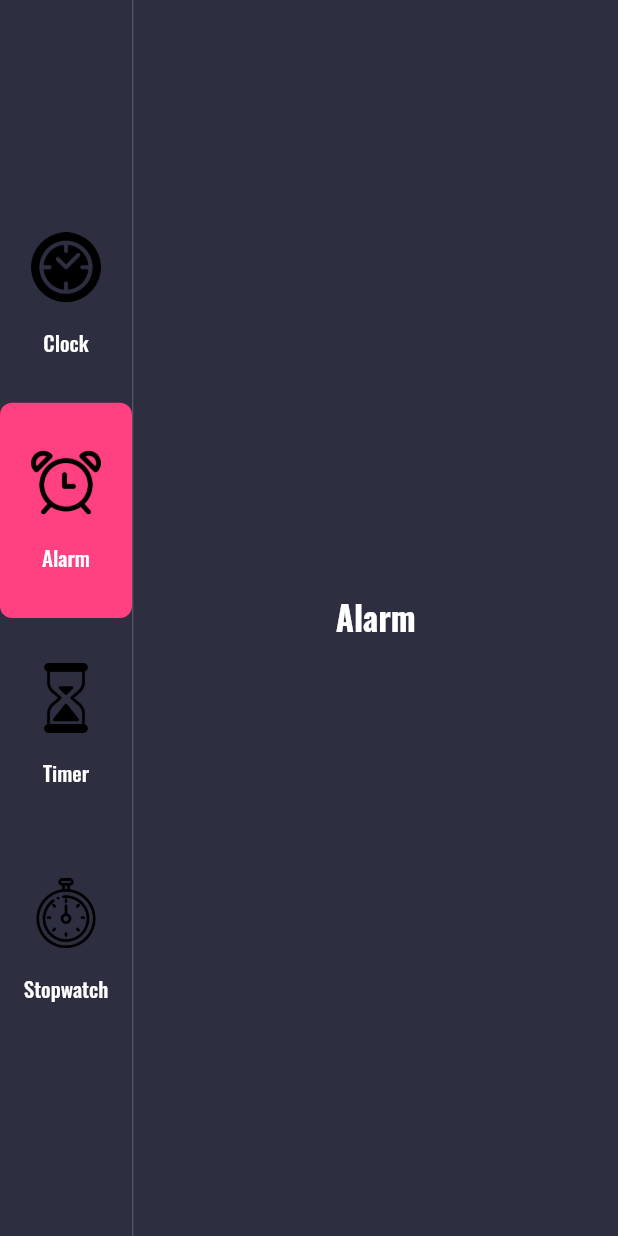
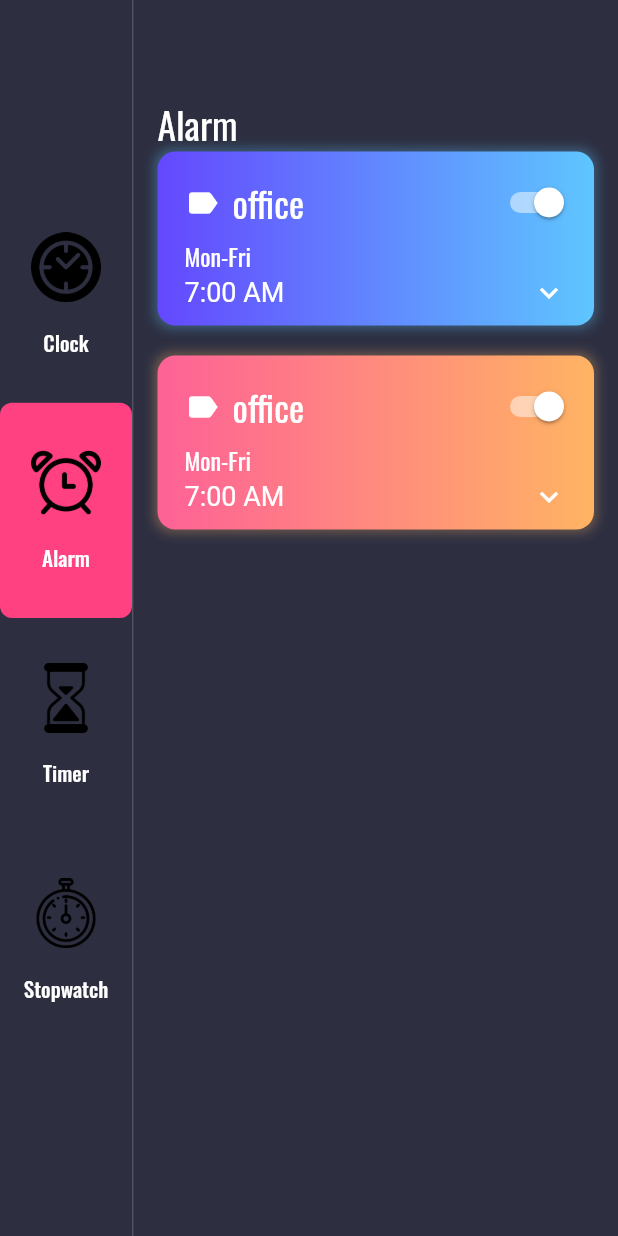
Before and after one commit to savagecarol/clock, a Flutter app: the screen it shows after launch, after a tap on "Alarm", on a phone screen of 412 x 824 dp. Run offline on Flutter 3.47's test engine with Material 2 defaults, Android fonts, the phone set to English and light mode, and no system bars; our stand-ins replace google_fonts; Roboto replaces fonts that are missing (Exo).

Commit message:
alarm model ready

```diff
--- /dev/null
+++ b/lib/enum/alarm_info.dart
@@ -0,0 +1,9 @@
+import 'package:flutter/material.dart';
+
+class AlarmInfo {
+  DateTime alarmDateTime;
+  String description;
+  bool isActive;
+  List<Color> color;
+  AlarmInfo(this.alarmDateTime, {this.description, this.isActive,this.color});
+}
--- a/lib/enum/data.dart
+++ b/lib/enum/data.dart
@@ -1,14 +1,15 @@
+import 'menu_info.dart';
+import 'alarm_info.dart';
+import 'package:clock/widgets/theme_data.dart';
+List<MenuInfo> menuItems = [
+  MenuInfo(MenuType.clock, title: 'Clock', image: 'assets/clock.png'),
+  MenuInfo(MenuType.alarm, title: 'Alarm', image: 'assets/alarm.png'),
+  MenuInfo(MenuType.timer, title: 'Timer', image: 'assets/timer.png'),
+  MenuInfo(MenuType.stopwatch,
+      title: 'Stopwatch', image: 'assets/stopwatch.png'),
+];
 
-import 'menu_info.dart';
-
-List<MenuInfo> menuItems = [
-MenuInfo(MenuType.clock,
-title:'Clock',image:'assets/clock.png'),
-MenuInfo(MenuType.alarm,
-title:'Alarm',image:'assets/alarm.png'),
-MenuInfo(MenuType.timer,
-title:'Timer',image:'assets/timer.png'),
-MenuInfo(MenuType.stopwatch,
-title:'Stopwatch',image:'assets/stopwatch.png'),
-
+List<AlarmInfo> alarms = [
+  AlarmInfo(DateTime.now().add(Duration(hours: 1)),description: 'Office',color: GradientColors.sky),
+   AlarmInfo(DateTime.now().add(Duration(hours: 1)),description: 'Office',color: GradientColors.sunset )
 ];
--- a/lib/pages/AlarmPage.dart
+++ b/lib/pages/AlarmPage.dart
@@ -1,25 +1,110 @@
 import 'package:clock/widgets/genralwidget.dart';
 import 'package:flutter/material.dart';
+import 'package:clock/enum/data.dart';
+import 'package:clock/enum/alarm_info.dart';
+
 class AlarmPage extends StatefulWidget {
-
-
   @override
   _AlarmPageState createState() => _AlarmPageState();
 }
 
 class _AlarmPageState extends State<AlarmPage> {
-
- Genral g=new Genral();
+  Genral g = new Genral();
   @override
   Widget build(BuildContext context) {
     return Container(
-       child: Column(
-         mainAxisAlignment: MainAxisAlignment.center,
-         children: <Widget>[
-           g.textwithstyle('Alarm',Colors.white,22,FontWeight.w700)
 
-         ],
-       )
-    );
+        padding: EdgeInsets.symmetric(horizontal: 16, vertical: 64),
+        child: Column(
+          crossAxisAlignment: CrossAxisAlignment.start,
+          children: <Widget>[
+            g.text('Alarm', Colors.white, 25),
+            Expanded(
+              child: ListView(
+                children: alarms.map((alarm) {
+                  return Container(
+                    margin : const EdgeInsets.only(bottom:20),
+                    padding: EdgeInsets.all(10),
+                    decoration: BoxDecoration(
+                        gradient: LinearGradient(
+                          colors: alarm.color,
+                          begin: Alignment.centerLeft,
+                          end: Alignment.centerRight,
+                        ),
+                        borderRadius: BorderRadius.all(Radius.circular(12)),
+                        boxShadow:[ BoxShadow(
+                          color:alarm.color.last.withOpacity(0.3),
+                          blurRadius: 5,
+                          spreadRadius: 2,
+                          offset: Offset(0, 0)
+                        )]
+
+                        ),
+                    child: Column(
+                      children: <Widget>[
+                      Row(
+                        mainAxisAlignment: MainAxisAlignment.spaceBetween,
+                        children: <Widget>[
+                          Row(
+                            children: <Widget>[
+                               g.spacew(8),
+                                g.icon(Icons.label, Colors.white ,24),
+                            g.spacew(8),
+                            g.text('office', Colors.white, 24),
+                            ],
+                          ),
+                           Switch(
+                          onChanged: (bool value) {},
+                          value: true,
+                          activeColor: Colors.white,
+                          focusColor: Colors.black,
+                        )
+                        ],
+                      ),
+
+                Row(
+                  children: <Widget>[
+                     g.spacew(8),
+                      g.text('Mon-Fri', Colors.white, 16)
+                  ],
+                ),
+
+         Row(
+           mainAxisAlignment: MainAxisAlignment.spaceBetween,
+           children: <Widget>[
+                      Row(
+                      children: <Widget> [  g.spacew(8),
+
+                          g.textwithstyle('7:00 AM', Colors.white, 18,FontWeight.w400),
+                      ],
+                  ) ,
+                    Row(
+                      children: <Widget> [
+
+                          g.icon(Icons.keyboard_arrow_down,Colors.white,24),
+                           g.spacew(8),
+                      ],
+                  ) ,
+
+
+
+           ],
+         ),
+
+
+
+
+
+
+
+
+                      ],
+                    ),
+                  );
+                }).toList(),
+              ),
+            )
+          ],
+        ));
   }
 }
--- a/lib/pages/ClockPage.dart
+++ b/lib/pages/ClockPage.dart
@@ -40,7 +40,7 @@ class _ClockPageState extends State<ClockPage> {
           g.spaceh(h * .01 / 2),
           Row(
             children: <Widget>[
-              g.icon(Icons.language, Colors.white),
+              g.icon(Icons.language, Colors.white , 24),
               g.spacew(w * .01),
               g.text(
                   'UTC' + offestsign + timezoneeString, Colors.white, t * .02),
--- a/lib/widgets/genralwidget.dart
+++ b/lib/widgets/genralwidget.dart
@@ -1,17 +1,17 @@
 
-import 'package:clock/enum/menu_info.dart';
+
 import 'package:flutter/material.dart';
 import 'package:google_fonts/google_fonts.dart';
-import 'package:provider/provider.dart';
+
 
 
 class Genral {
-  text(var str, Color a, double size) {
-    return Text(str, style: GoogleFonts.oswald(color: a, fontSize: size));
+  text(var str, Color color, double size) {
+    return Text(str, style: GoogleFonts.oswald(color: color, fontSize: size));
   }
 
    textwithstyle(var str, Color a, double size,FontWeight p) {
-    return Text(str, style: GoogleFonts.oswald(color: a, fontSize: size ,fontWeight: p));
+    return Text(str, style: GoogleFonts.exo(color: a, fontSize: size ,fontWeight: p));
   }
 
 
@@ -28,10 +28,11 @@ class Genral {
     );
   }
 
-  icon(IconData a, Color b) {
+  icon(IconData icon, Color color,double size) {
     return Icon(
-      a,
-      color: b,
+      icon,
+      color: color,
+      size : size,
     );
   }
 
--- /dev/null
+++ b/lib/widgets/theme_data.dart
@@ -0,0 +1,37 @@
+import 'package:flutter/material.dart';
+
+class CustomColors {
+  static Color primaryTextColor = Colors.white;
+  static Color dividerColor = Colors.white54;
+  static Color pageBackgroundColor = Color(0xFF2D2F41);
+  static Color menuBackgroundColor = Color(0xFF242634);
+
+  static Color clockBG = Color(0xFF444974);
+  static Color clockOutline = Color(0xFFEAECFF);
+  static Color secHandColor = Colors.orange[300];
+  static Color minHandStatColor = Color(0xFF748EF6);
+  static Color minHandEndColor = Color(0xFF77DDFF);
+  static Color hourHandStatColor = Color(0xFFC279FB);
+  static Color hourHandEndColor = Color(0xFFEA74AB);
+}
+
+class GradientColors {
+  final List<Color> colors;
+  GradientColors(this.colors);
+
+  static List<Color> sky = [Color(0xFF6448FE), Color(0xFF5FC6FF)];
+  static List<Color> sunset = [Color(0xFFFE6197), Color(0xFFFFB463)];
+  static List<Color> sea = [Color(0xFF61A3FE), Color(0xFF63FFD5)];
+  static List<Color> mango = [Color(0xFFFFA738), Color(0xFFFFE130)];
+  static List<Color> fire = [Color(0xFFFF5DCD), Color(0xFFFF8484)];
+}
+
+class GradientTemplate {
+  static List<GradientColors> gradientTemplate = [
+    GradientColors(GradientColors.sky),
+    GradientColors(GradientColors.sunset),
+    GradientColors(GradientColors.sea),
+    GradientColors(GradientColors.mango),
+    GradientColors(GradientColors.fire),
+  ];
+}
```
